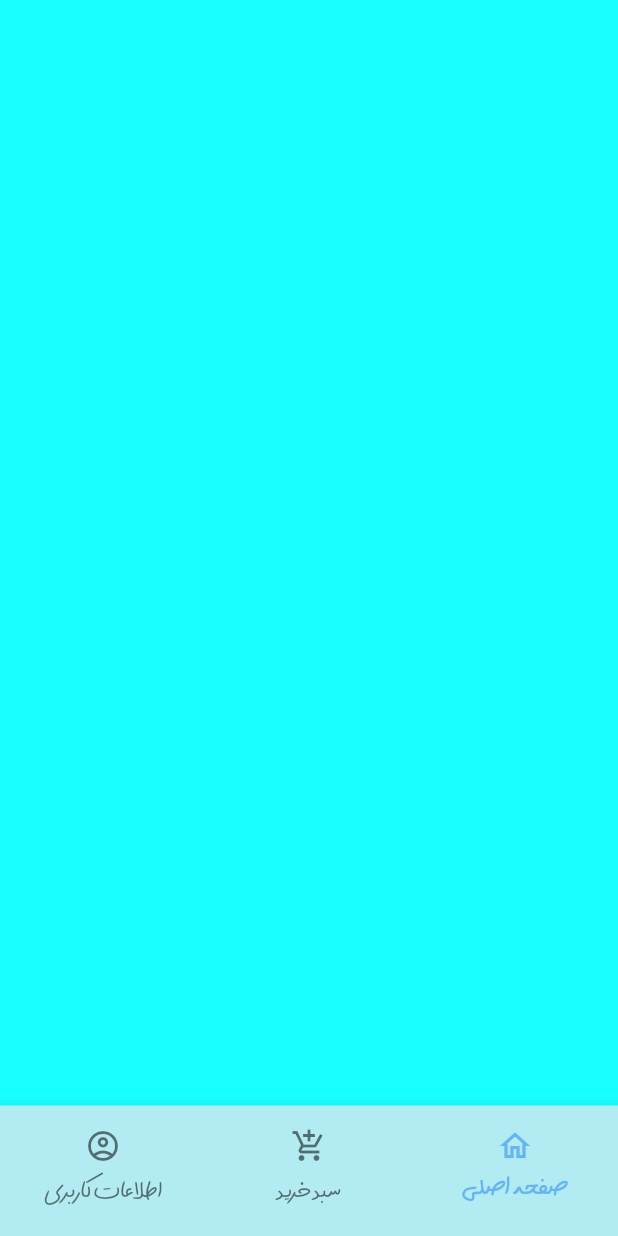
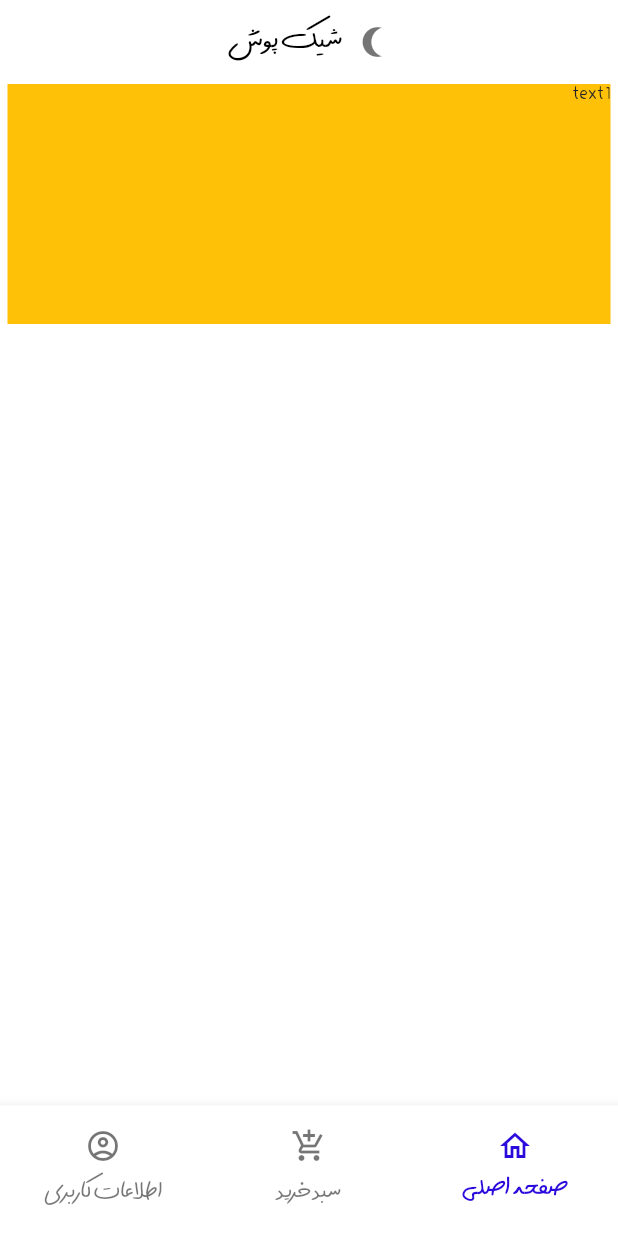
Before and after one commit to maria1383/shik-push-flutter, a Flutter app: the screen it shows after launch, on a phone screen of 412 x 824 dp. Run offline on Flutter 3.47's test engine with Material 2 defaults, Android fonts, the phone set to English and light mode, and no system bars; drawn by our look-alikes of carousel_slider; our stand-ins replace smooth_page_indicator.

Commit message:
I added the 'carousel_slider' package to the project, created a carousel slider, and built the app bar.

```diff
--- a/lib/screens/home/home.dart
+++ b/lib/screens/home/home.dart
@@ -1,4 +1,6 @@
+import 'package:carousel_slider/carousel_slider.dart';
 import 'package:flutter/material.dart';
+import 'package:smooth_page_indicator/smooth_page_indicator.dart';
 
 class HoomeScreen extends StatefulWidget {
   const HoomeScreen({super.key});
@@ -8,8 +10,56 @@ class HoomeScreen extends StatefulWidget {
 }
 
 class _HoomeScreenState extends State<HoomeScreen> {
+  get controller => null;
+
   @override
   Widget build(BuildContext context) {
-    return Scaffold();
+    return Scaffold(
+      appBar: AppBar(
+        title: Row(
+          mainAxisSize: MainAxisSize.min,
+          mainAxisAlignment: MainAxisAlignment.center,
+          children: [Icon(Icons.nightlight_round_outlined
+          ),
+          SizedBox(width: 8.0,),
+          Text("شیک پوش"),
+          ],
+
+
+        ),
+
+      ),
+
+  body: Column(children: [
+
+CarouselSlider(
+  options: CarouselOptions(height: 160.0,
+  viewportFraction: 1,
+  enableInfiniteScroll: true,
+  autoPlay: true),
+
+  items: [1,2,3,4,5].map((i) {
+    return Builder(
+      builder: (BuildContext context) {
+        return Container(
+          width: MediaQuery.of(context).size.width,
+          margin: EdgeInsets.symmetric(horizontal: 5.0),
+          decoration: BoxDecoration(
+            color: Colors.amber
+          ),
+          child: Text('text $i', style: TextStyle(fontSize: 16.0),)
+        );
+      },
+    );
+  }).toList(),
+)
+
+
+
+
+  ],),
+
+ );
+
   }
 }
--- a/lib/screens/home/root/root.dart
+++ b/lib/screens/home/root/root.dart
@@ -40,7 +40,7 @@ class _RootScreenState extends State<RootScreen> {
         type: BottomNavigationBarType.fixed,
         selectedFontSize: 30,
         unselectedFontSize: 25,
-        backgroundColor: Colors.cyan.shade100,
+        backgroundColor: Colors.white,
         items: [
           BottomNavigationBarItem(
             icon: Icon(Icons.home_outlined),
--- a/lib/them.dart
+++ b/lib/them.dart
@@ -2,16 +2,23 @@ import 'package:flutter/material.dart';
 
 ThemeData lightTheme() {
   return ThemeData(
-    scaffoldBackgroundColor: Colors.cyanAccent.shade200,
-    colorScheme: ColorScheme.light(primary: Colors.blue.shade300,onPrimary: Colors.black54,),
+    appBarTheme: AppBarTheme(
+      color: Colors.white,
+      elevation: 0,
+      titleTextStyle:
+          TextStyle(fontSize:30, color: Colors.black, fontFamily: "Maryam"),
+    ),
+    scaffoldBackgroundColor: Colors.white,
+    colorScheme: ColorScheme.light(
+      primary: Color.fromARGB(255, 42, 11, 219),
+      onPrimary: Colors.black54,
+    ),
     fontFamily: "Maryam",
     platform: TargetPlatform.iOS,
     textTheme: TextTheme(
-    displayLarge: TextStyle(fontSize: 16.0,
-    color: Colors.grey.shade900),
-    bodyMedium: TextStyle(fontSize: 14.0,color: Colors.grey.shade900),
-    labelSmall: TextStyle(fontSize: 10.0,color: Colors.grey.shade400),
+      displayLarge: TextStyle(fontSize: 16.0, color: Colors.grey.shade900),
+      bodyMedium: TextStyle(fontSize: 14.0, color: Colors.grey.shade900),
+      labelSmall: TextStyle(fontSize: 10.0, color: Colors.grey.shade400),
     ),
-
   );
 }
--- a/pubspec.yaml
+++ b/pubspec.yaml
@@ -36,10 +36,13 @@ dependencies:
   # The following adds the Cupertino Icons font to your application.
   # Use with the CupertinoIcons class for iOS style icons.
   cupertino_icons: ^1.0.2
+  smooth_page_indicator: ^1.1.0
+  carousel_slider: ^4.2.1
 
 dev_dependencies:
   flutter_test:
     sdk: flutter
+  cached_network_image: ^3.3.0
 
   # The "flutter_lints" package below contains a set of recommended lints to
   # encourage good coding practices. The lint set provided by the package is
```
Also changed, not shown: pubspec.lock, 1 other file.
